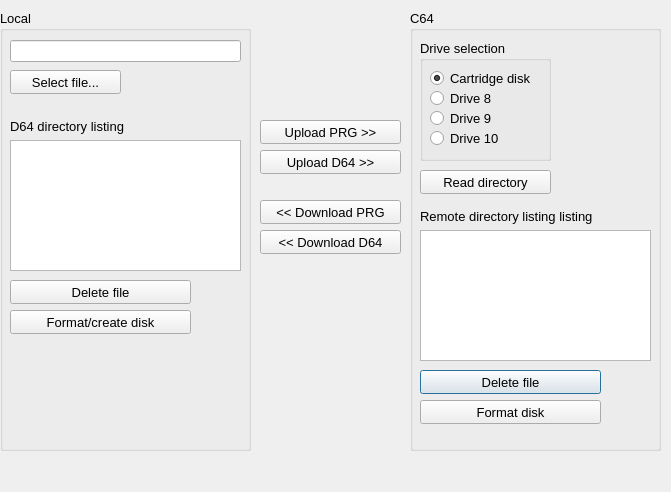
Qt form qt/disktoolswindowform.ui (FrankBuss/kerberos) before a commit.
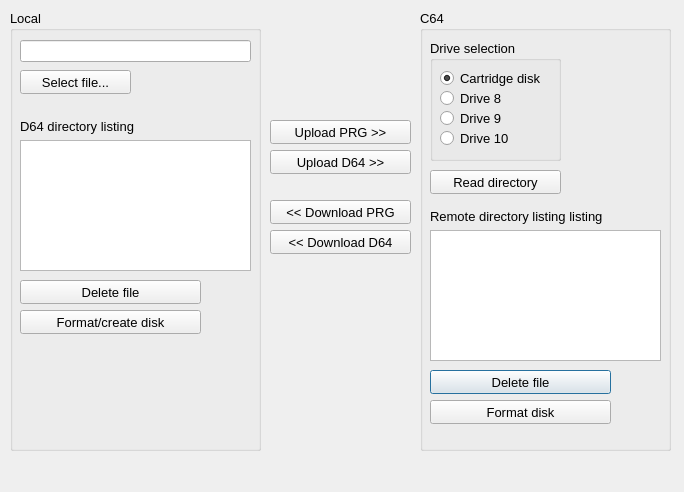
The same form after that commit.

The edit to the form file:
```diff
--- a/qt/disktoolswindowform.ui
+++ b/qt/disktoolswindowform.ui
@@ -6,7 +6,7 @@
    <rect>
     <x>0</x>
     <y>0</y>
-    <width>671</width>
+    <width>684</width>
     <height>492</height>
    </rect>
   </property>
@@ -32,7 +32,7 @@
   <widget class="QGroupBox" name="groupBox_4">
    <property name="geometry">
     <rect>
-     <x>410</x>
+     <x>420</x>
      <y>10</y>
      <width>251</width>
      <height>441</height>
@@ -191,7 +191,7 @@
   <widget class="QPushButton" name="stopTestSequenceButton_2">
    <property name="geometry">
     <rect>
-     <x>260</x>
+     <x>270</x>
      <y>200</y>
      <width>141</width>
      <height>24</height>
@@ -209,7 +209,7 @@
   <widget class="QPushButton" name="stopTestSequenceButton_4">
    <property name="geometry">
     <rect>
-     <x>260</x>
+     <x>270</x>
      <y>230</y>
      <width>141</width>
      <height>24</height>
@@ -227,7 +227,7 @@
   <widget class="QGroupBox" name="groupBox_5">
    <property name="geometry">
     <rect>
-     <x>0</x>
+     <x>10</x>
      <y>10</y>
      <width>251</width>
      <height>441</height>
@@ -333,7 +333,7 @@
   <widget class="QPushButton" name="stopTestSequenceButton_3">
    <property name="geometry">
     <rect>
-     <x>260</x>
+     <x>270</x>
      <y>150</y>
      <width>141</width>
      <height>24</height>
@@ -351,7 +351,7 @@
   <widget class="QPushButton" name="stopTestSequenceButton">
    <property name="geometry">
     <rect>
-     <x>260</x>
+     <x>270</x>
      <y>120</y>
      <width>141</width>
      <height>24</height>
```
